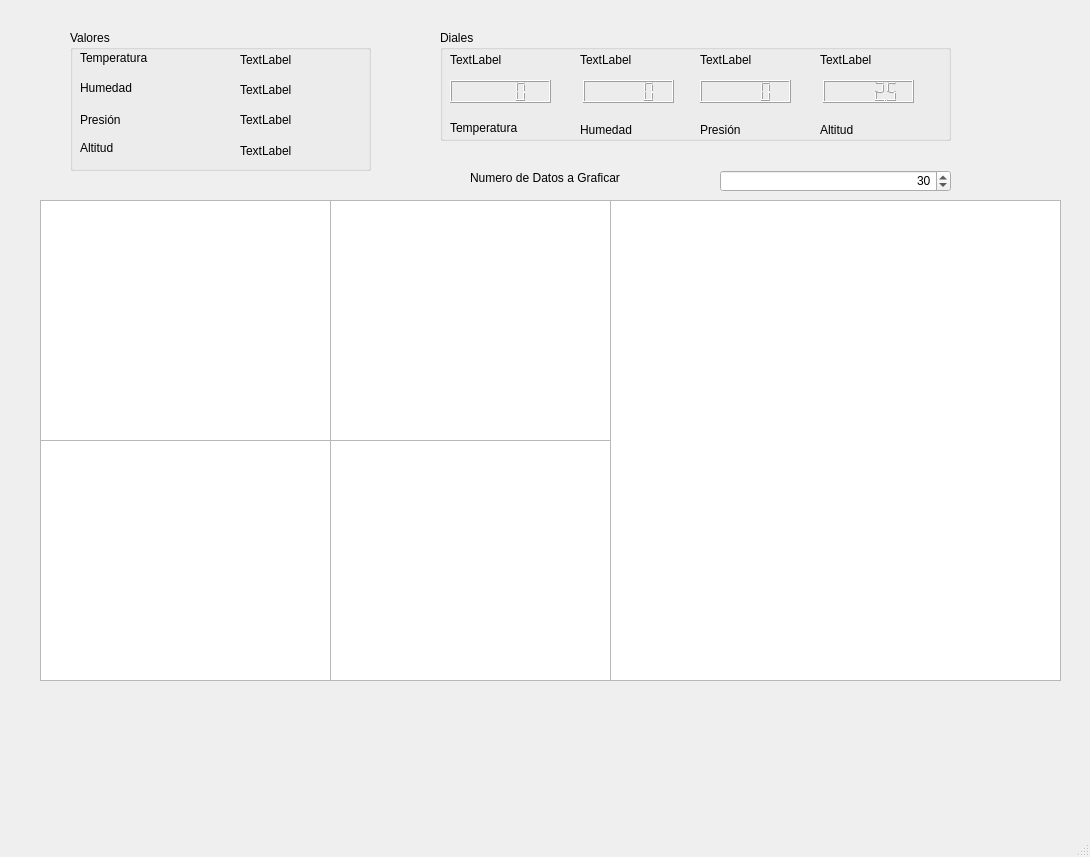
The window that InterfazProyec.ui (Holocron09/Proyecto_arqui_Clase) describes before a commit, drawn with Qt 5.
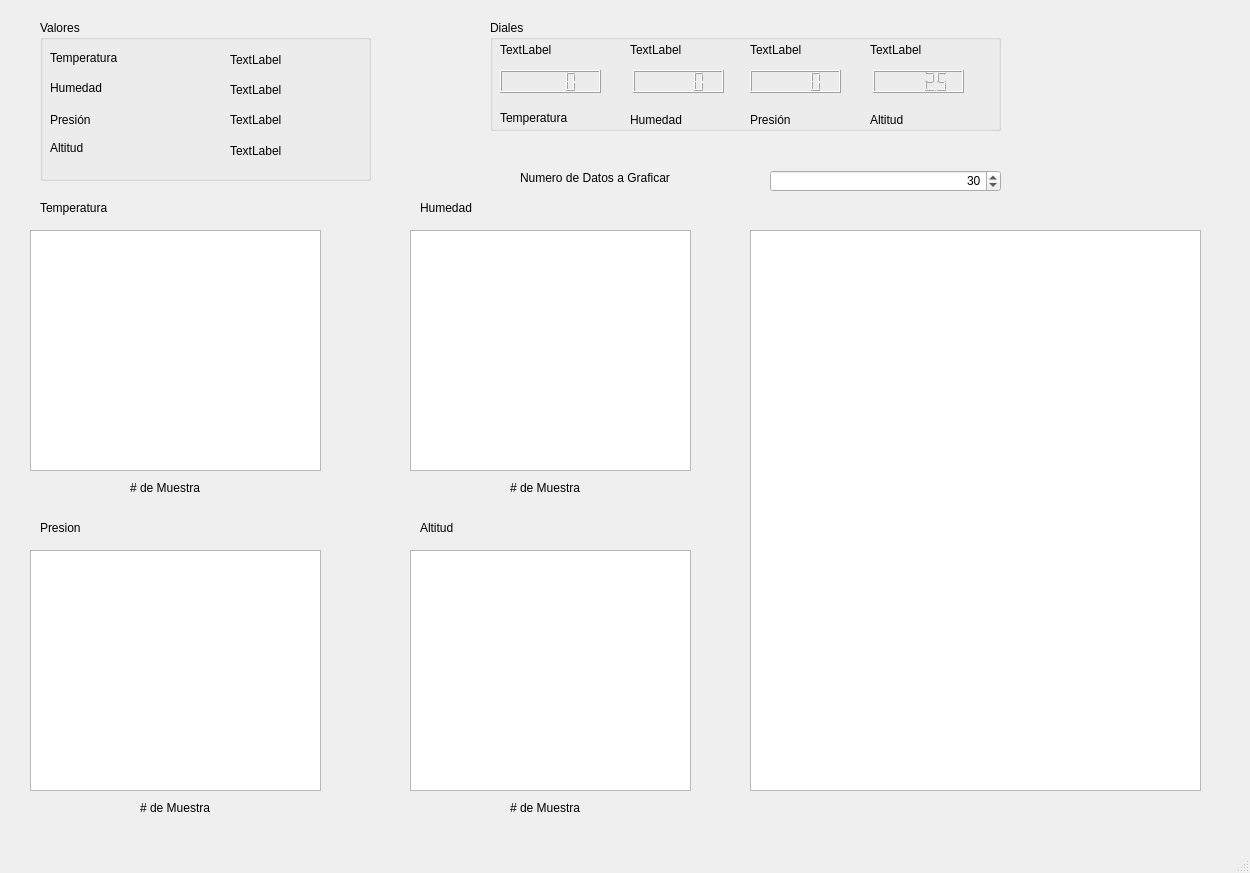
The same window after the commit. Custom widgets are drawn as their Qt base class.

Commit message: interfaz mejorada

```diff
--- a/InterfazProyec.ui
+++ b/InterfazProyec.ui
@@ -6,8 +6,8 @@
    <rect>
     <x>0</x>
     <y>0</y>
-    <width>1090</width>
-    <height>857</height>
+    <width>1250</width>
+    <height>873</height>
    </rect>
   </property>
   <property name="windowTitle">
@@ -17,8 +17,8 @@
    <widget class="PlotWidget" name="graphicsView">
     <property name="geometry">
      <rect>
-      <x>40</x>
-      <y>200</y>
+      <x>30</x>
+      <y>230</y>
       <width>291</width>
       <height>241</height>
      </rect>
@@ -27,10 +27,10 @@
    <widget class="QGroupBox" name="groupBox">
     <property name="geometry">
      <rect>
-      <x>70</x>
-      <y>30</y>
-      <width>301</width>
-      <height>141</height>
+      <x>40</x>
+      <y>20</y>
+      <width>331</width>
+      <height>161</height>
      </rect>
     </property>
     <property name="title">
@@ -40,7 +40,7 @@
      <property name="geometry">
       <rect>
        <x>10</x>
-       <y>50</y>
+       <y>60</y>
        <width>91</width>
        <height>16</height>
       </rect>
@@ -53,7 +53,7 @@
      <property name="geometry">
       <rect>
        <x>10</x>
-       <y>20</y>
+       <y>30</y>
        <width>91</width>
        <height>16</height>
       </rect>
@@ -66,7 +66,7 @@
      <property name="geometry">
       <rect>
        <x>10</x>
-       <y>110</y>
+       <y>120</y>
        <width>91</width>
        <height>16</height>
       </rect>
@@ -78,8 +78,8 @@
     <widget class="QLabel" name="label_8">
      <property name="geometry">
       <rect>
-       <x>170</x>
-       <y>110</y>
+       <x>190</x>
+       <y>120</y>
        <width>81</width>
        <height>21</height>
       </rect>
@@ -91,8 +91,8 @@
     <widget class="QLabel" name="label_5">
      <property name="geometry">
       <rect>
-       <x>170</x>
-       <y>20</y>
+       <x>190</x>
+       <y>30</y>
        <width>111</width>
        <height>20</height>
       </rect>
@@ -104,8 +104,8 @@
     <widget class="QLabel" name="label_6">
      <property name="geometry">
       <rect>
-       <x>170</x>
-       <y>50</y>
+       <x>190</x>
+       <y>60</y>
        <width>91</width>
        <height>20</height>
       </rect>
@@ -118,7 +118,7 @@
      <property name="geometry">
       <rect>
        <x>10</x>
-       <y>80</y>
+       <y>90</y>
        <width>91</width>
        <height>20</height>
       </rect>
@@ -130,8 +130,8 @@
     <widget class="QLabel" name="label_7">
      <property name="geometry">
       <rect>
-       <x>170</x>
-       <y>80</y>
+       <x>190</x>
+       <y>90</y>
        <width>91</width>
        <height>20</height>
       </rect>
@@ -144,8 +144,8 @@
    <widget class="PlotWidget" name="graphicsView_2">
     <property name="geometry">
      <rect>
-      <x>330</x>
-      <y>200</y>
+      <x>410</x>
+      <y>230</y>
       <width>281</width>
       <height>241</height>
      </rect>
@@ -154,8 +154,8 @@
    <widget class="QGroupBox" name="groupBox_2">
     <property name="geometry">
      <rect>
-      <x>440</x>
-      <y>30</y>
+      <x>490</x>
+      <y>20</y>
       <width>511</width>
       <height>111</height>
      </rect>
@@ -320,8 +320,8 @@
    <widget class="PlotWidget" name="graphicsView_3">
     <property name="geometry">
      <rect>
-      <x>330</x>
-      <y>440</y>
+      <x>410</x>
+      <y>550</y>
       <width>281</width>
       <height>241</height>
      </rect>
@@ -330,8 +330,8 @@
    <widget class="PlotWidget" name="graphicsView_4">
     <property name="geometry">
      <rect>
-      <x>40</x>
-      <y>440</y>
+      <x>30</x>
+      <y>550</y>
       <width>291</width>
       <height>241</height>
      </rect>
@@ -340,17 +340,17 @@
    <widget class="PlotWidget" name="graphicsView_5">
     <property name="geometry">
      <rect>
-      <x>610</x>
-      <y>200</y>
+      <x>750</x>
+      <y>230</y>
       <width>451</width>
-      <height>481</height>
+      <height>561</height>
      </rect>
     </property>
    </widget>
    <widget class="QSpinBox" name="spinBox">
     <property name="geometry">
      <rect>
-      <x>720</x>
+      <x>770</x>
       <y>170</y>
       <width>231</width>
       <height>22</height>
@@ -369,7 +369,7 @@
    <widget class="QLabel" name="label_17">
     <property name="geometry">
      <rect>
-      <x>470</x>
+      <x>520</x>
       <y>170</y>
       <width>231</width>
       <height>16</height>
@@ -379,6 +379,110 @@
      <string>Numero de Datos a Graficar</string>
     </property>
    </widget>
+   <widget class="QLabel" name="label_18">
+    <property name="geometry">
+     <rect>
+      <x>130</x>
+      <y>480</y>
+      <width>91</width>
+      <height>16</height>
+     </rect>
+    </property>
+    <property name="text">
+     <string># de Muestra</string>
+    </property>
+   </widget>
+   <widget class="QLabel" name="label_19">
+    <property name="geometry">
+     <rect>
+      <x>140</x>
+      <y>800</y>
+      <width>81</width>
+      <height>16</height>
+     </rect>
+    </property>
+    <property name="text">
+     <string># de Muestra</string>
+    </property>
+   </widget>
+   <widget class="QLabel" name="label_20">
+    <property name="geometry">
+     <rect>
+      <x>510</x>
+      <y>480</y>
+      <width>81</width>
+      <height>16</height>
+     </rect>
+    </property>
+    <property name="text">
+     <string># de Muestra</string>
+    </property>
+   </widget>
+   <widget class="QLabel" name="label_21">
+    <property name="geometry">
+     <rect>
+      <x>510</x>
+      <y>800</y>
+      <width>91</width>
+      <height>16</height>
+     </rect>
+    </property>
+    <property name="text">
+     <string># de Muestra</string>
+    </property>
+   </widget>
+   <widget class="QLabel" name="label_22">
+    <property name="geometry">
+     <rect>
+      <x>420</x>
+      <y>520</y>
+      <width>111</width>
+      <height>16</height>
+     </rect>
+    </property>
+    <property name="text">
+     <string>Altitud</string>
+    </property>
+   </widget>
+   <widget class="QLabel" name="label_23">
+    <property name="geometry">
+     <rect>
+      <x>420</x>
+      <y>200</y>
+      <width>91</width>
+      <height>16</height>
+     </rect>
+    </property>
+    <property name="text">
+     <string>Humedad</string>
+    </property>
+   </widget>
+   <widget class="QLabel" name="label_24">
+    <property name="geometry">
+     <rect>
+      <x>40</x>
+      <y>520</y>
+      <width>71</width>
+      <height>16</height>
+     </rect>
+    </property>
+    <property name="text">
+     <string>Presion</string>
+    </property>
+   </widget>
+   <widget class="QLabel" name="label_25">
+    <property name="geometry">
+     <rect>
+      <x>40</x>
+      <y>200</y>
+      <width>121</width>
+      <height>16</height>
+     </rect>
+    </property>
+    <property name="text">
+     <string>Temperatura</string>
+    </property>
+   </widget>
   </widget>
   <widget class="QMenuBar" name="menubar">
    <property name="geometry">
```
Left out of the diff: 2 changed lines with no effect on the pictures.
